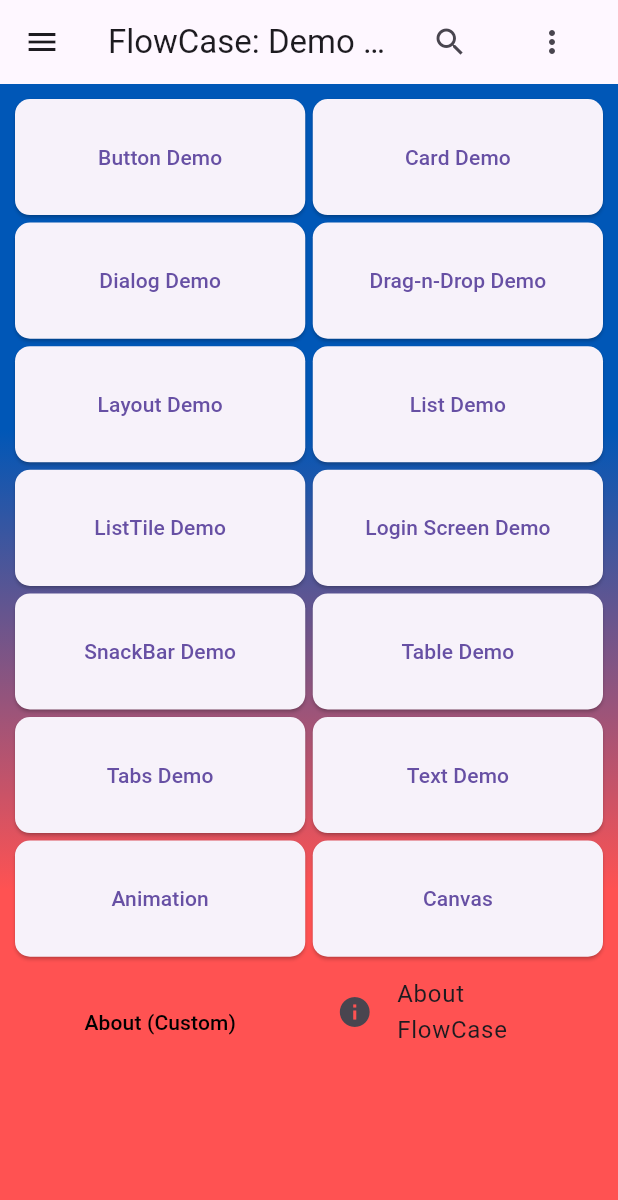
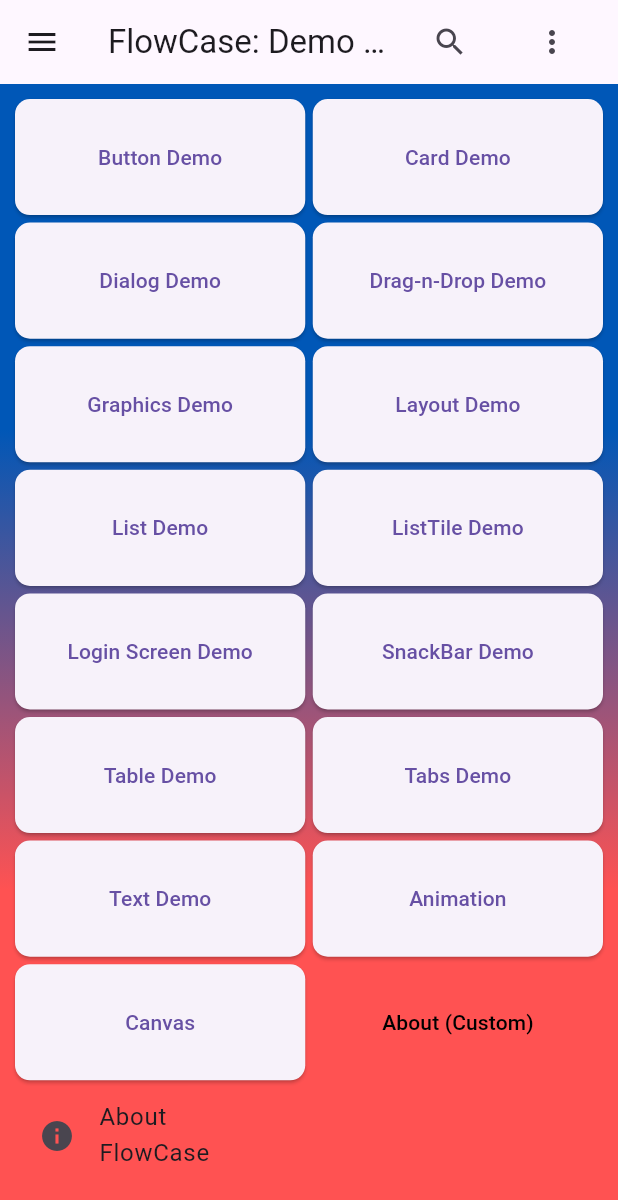
Before and after one commit to IanDarwin/fluttersrc, a Flutter app: the screen it shows after launch, on a phone screen of 412 x 824 dp. Shown: the top 1200 px of the screen. Run offline on Flutter 3.47's test engine with Material 3 defaults, Android fonts, the light colour scheme and no system bars; our stand-ins replace flutter_html, flutter_settings_screens, google_fonts, sqflite; accounts and stored records are empty.

Commit message:
Try to integrate StackRounded as graphics demo
(needs a better name)

```diff
--- a/flowcase/lib/main.dart
+++ b/flowcase/lib/main.dart
@@ -143,6 +143,15 @@
             ),
             ElevatedButton(
               style: ButtonStyle(shape: shape),
+              child: const Text("Graphics Demo"),
+              onPressed: () {
+                Navigator.push(context, MaterialPageRoute(
+                    // Does not use Wrapper(), has own Scaffold
+                    builder: (context) => StackRounded()));
+              },
+            ),
+            ElevatedButton(
+              style: ButtonStyle(shape: shape),
               child: const Text("Layout Demo"),
               onPressed: () {
                 Navigator.push(context, MaterialPageRoute(
@@ -155,7 +164,8 @@
               child: const Text("List Demo"),
               onPressed: () {
                 Navigator.push(context, MaterialPageRoute(
-                    builder: (context) => const Wrapper('Lists', ListDemos(), "list_demos")));
+                    builder: (context) =>
+					const Wrapper('Lists', ListDemos(), "list_demos")));
 
               },
             ),
@@ -174,7 +184,7 @@
               onPressed: () {
                 Navigator.push(context, MaterialPageRoute(
                     builder: (context) =>
-                        Wrapper('Login Screen', AuthForm(key: UniqueKey()), "login_screen")));
+                    Wrapper('Login Screen', AuthForm(key: UniqueKey()), "login_screen")));
               },
             ),
             ElevatedButton(
@@ -189,7 +199,8 @@
               child: const Text("Table Demo"),
               onPressed: () {
                 Navigator.push(context, MaterialPageRoute(
-                    builder: (context) => const Wrapper('Tables', TableDemo(), "table_demo",)));
+                    builder: (context) =>
+					const Wrapper('Tables', TableDemo(), "table_demo",)));
               },
             ),
             ElevatedButton(
--- a/flowcase/lib/stack_rounded.dart
+++ b/flowcase/lib/stack_rounded.dart
@@ -3,6 +3,8 @@
 
 import 'alert.dart';
 
+// main() left here so it could be run standalone, but is
+// normally called as part of FlowCase.
 void main() {
   // Obligatory license publication for Google Fonts
   // LicenseRegistry.addLicense(() async* {
@@ -25,18 +27,18 @@
       theme: ThemeData(
         primarySwatch: Colors.pink,
       ),
-      home: const MyHomePage(title: 'Stack Rounded Home Page'),
+      home: const StackRounded(title: 'Stack Rounded Home Page'),
     );
   }
 }
 
-class MyHomePage extends StatefulWidget {
-  const MyHomePage({super.key, required this.title});
+class StackRounded extends StatefulWidget {
+  const StackRounded({super.key, required this.title});
 
   final String title;
 
   @override
-  State<MyHomePage> createState() => _MyHomePageState();
+  State<StackRounded> createState() => _MyHomePageState();
 }
 
 class _MyHomePageState extends State<MyHomePage> {
```
